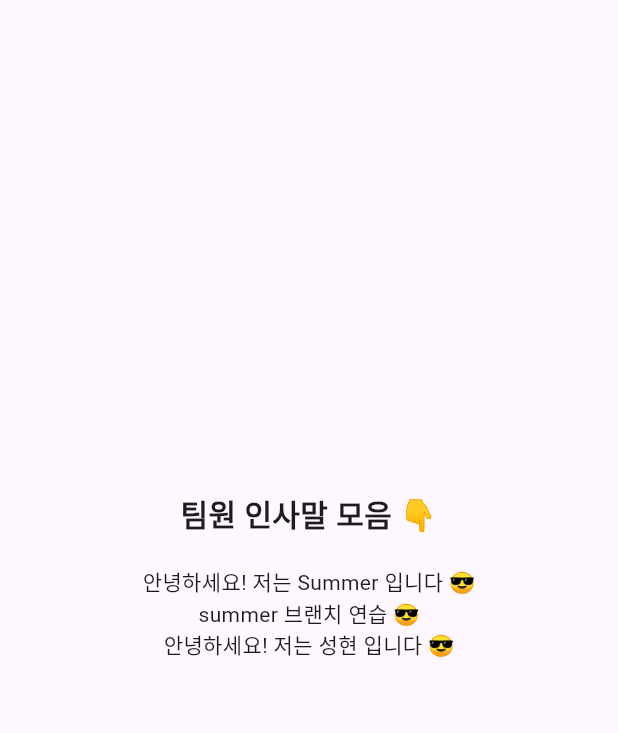
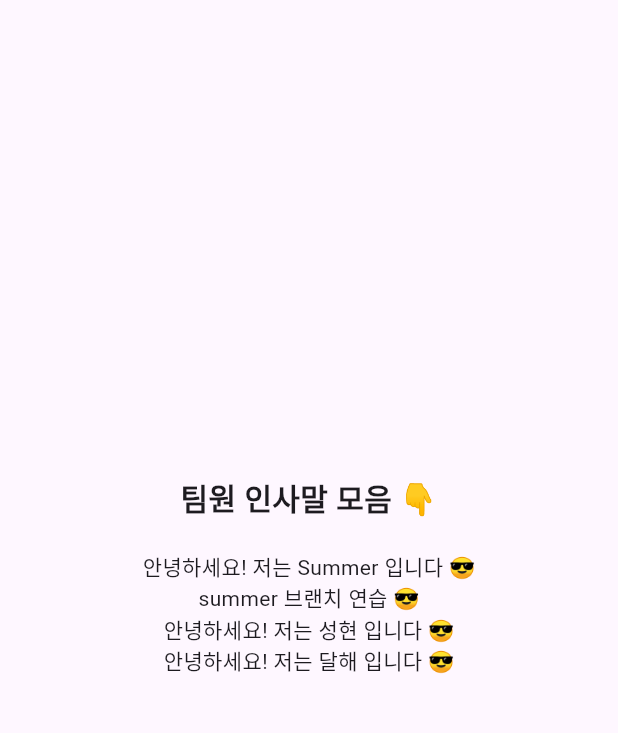
Before and after one commit to sunmer79/HECHUp, a Flutter app: the screen it shows after launch, on a phone screen of 412 x 824 dp, the part 84-817 px from its top. Run offline on Flutter 3.47's test engine with Material 3 defaults, Android fonts, the light colour scheme and no system bars.

Commit message:
달해 추가

```diff
--- a/lib/main.dart
+++ b/lib/main.dart
@@ -43,6 +43,7 @@
             Text('안녕하세요! 저는 Summer 입니다 😎'),
             Text('summer 브랜치 연습 😎'),
             Text('안녕하세요! 저는 성현 입니다 😎'),
+            Text('안녕하세요! 저는 달해 입니다 😎'),
             // 예시:
             // Text( );
           ],
```
